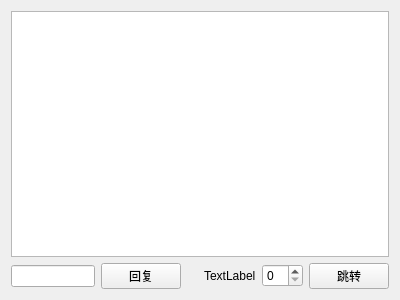
First picture: the form in ui/ui_comment.ui, repository tonquer/JMComic-qt, before the edit.
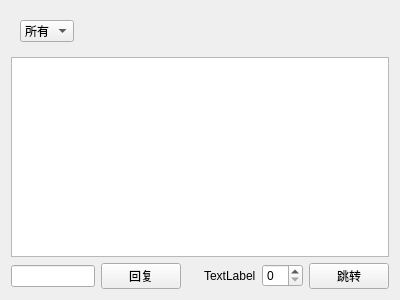
Second picture: the form after the edit. Custom widgets are drawn as their Qt base class.

Diff of the .ui file:
```diff
--- a/ui/ui_comment.ui
+++ b/ui/ui_comment.ui
@@ -14,6 +14,44 @@
    <string>评论</string>
   </property>
   <layout class="QVBoxLayout" name="verticalLayout">
+   <item>
+    <widget class="QWidget" name="selectWidget" native="true">
+     <layout class="QHBoxLayout" name="horizontalLayout_3">
+      <item>
+       <widget class="QComboBox" name="selectBox">
+        <item>
+         <property name="text">
+          <string>所有</string>
+         </property>
+        </item>
+        <item>
+         <property name="text">
+          <string>漫画</string>
+         </property>
+        </item>
+        <item>
+         <property name="text">
+          <string>闲聊</string>
+         </property>
+        </item>
+       </widget>
+      </item>
+      <item>
+       <spacer name="horizontalSpacer_2">
+        <property name="orientation">
+         <enum>Qt::Horizontal</enum>
+        </property>
+        <property name="sizeHint" stdset="0">
+         <size>
+          <width>40</width>
+          <height>20</height>
+         </size>
+        </property>
+       </spacer>
+      </item>
+     </layout>
+    </widget>
+   </item>
    <item>
     <widget class="UserListWidget" name="listWidget"/>
    </item>
```
